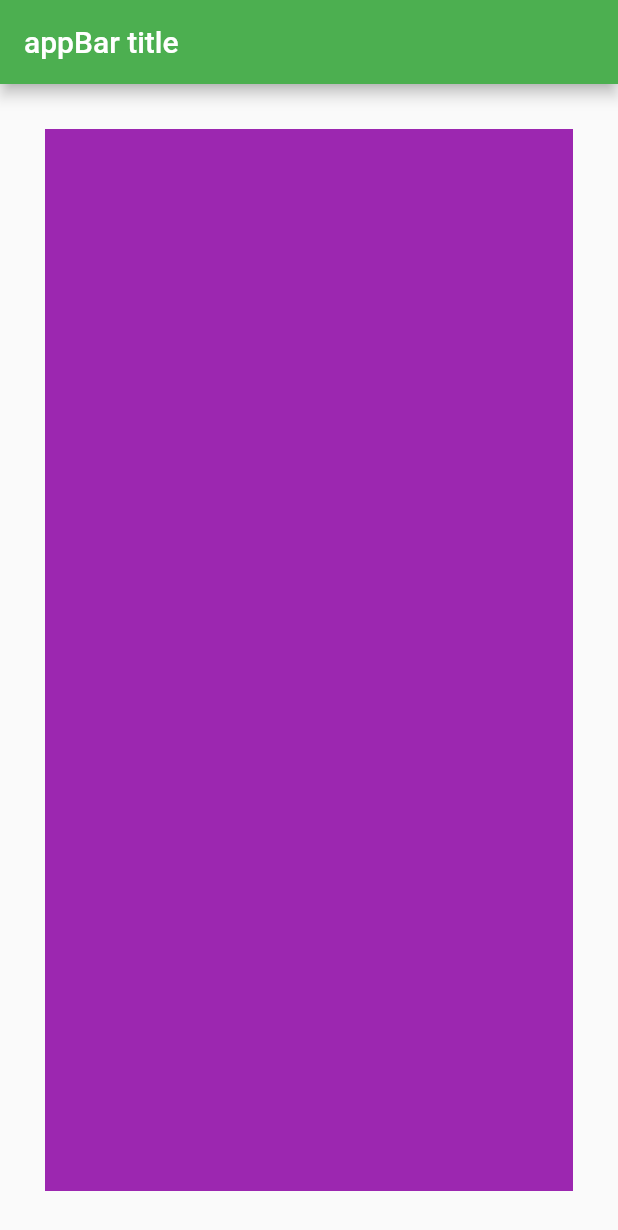
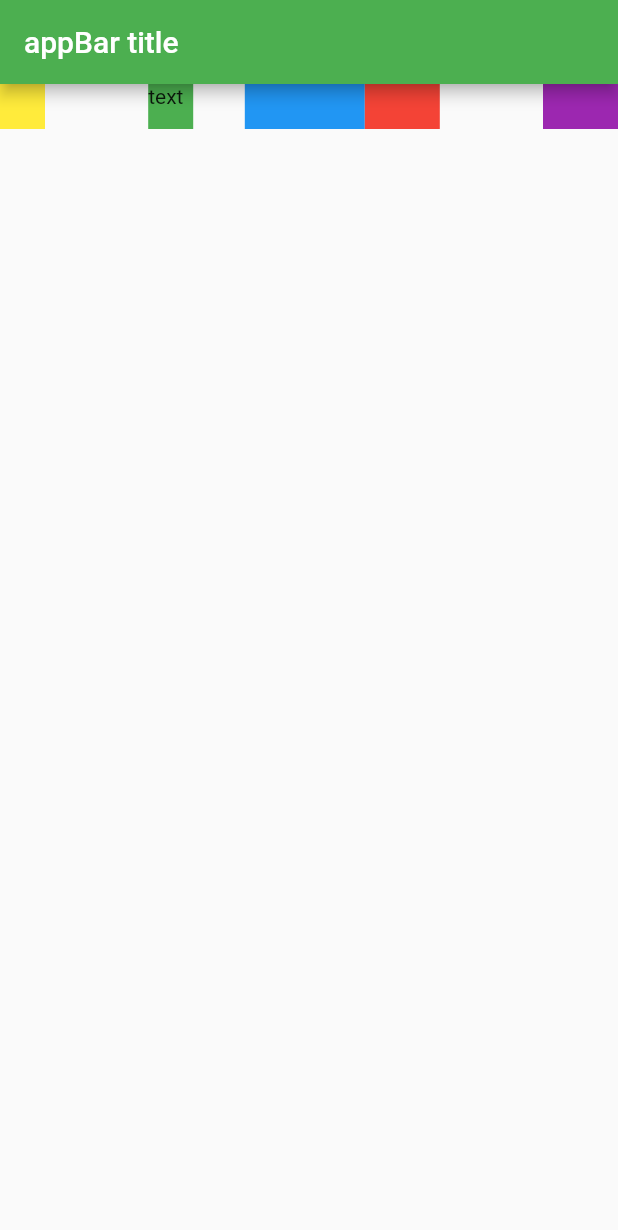
Before and after one commit to RektPunk/letsflutter, a Flutter app: the screen it shows after launch, on a phone screen of 412 x 824 dp. Shown: the top 1230 px of the screen. Run offline on Flutter 3.47's test engine with Material 2 defaults, Android fonts, the phone set to English and light mode, and no system bars.

Commit message:
feat - add spacer

```diff
--- a/lib/main.dart
+++ b/lib/main.dart
@@ -16,7 +16,7 @@ class MyApp extends StatelessWidget {
       theme: ThemeData(
         primarySwatch: Colors.green,
       ),
-      home: const MyHompage(),
+      home: const MyRowHompage(),
     );
   }
 }
--- a/lib/pages/homepage.dart
+++ b/lib/pages/homepage.dart
@@ -39,3 +39,55 @@ class MyHompage extends StatelessWidget {
     );
   }
 }
+
+class MyRowHompage extends StatelessWidget {
+  const MyRowHompage({
+    Key? key,
+  }) : super(key: key);
+
+  @override
+  Widget build(BuildContext context) {
+    return Scaffold(
+      appBar: AppBar(
+        title: const Text('appBar title')
+      ),
+      body: Row(
+        children: [
+          Container(
+            color: Colors.yellow,
+            height: 30,
+            width: 30,
+          ),
+          const Spacer(flex: 2),
+          Container(
+            color: Colors.green,
+            height: 30,
+            width: 30,
+            child: const Text('text'),
+          ),
+          // SizedBox(
+          //   height: 30,
+          //   width: MediaQuery.of(context).size.width - 130 * 2,
+          // ),
+          const Spacer(flex: 1),
+          Container(
+            color: Colors.blue,
+            height: 30,
+            width: 80,
+          ),
+          Container(
+            color: Colors.red,
+            height: 30,
+            width: 50,
+          ),
+          const Spacer(flex: 2),
+          Container(
+            color: Colors.purple,
+            height: 30,
+            width: 50,
+          ),
+        ],
+      ),
+    );
+  }
+}
```
